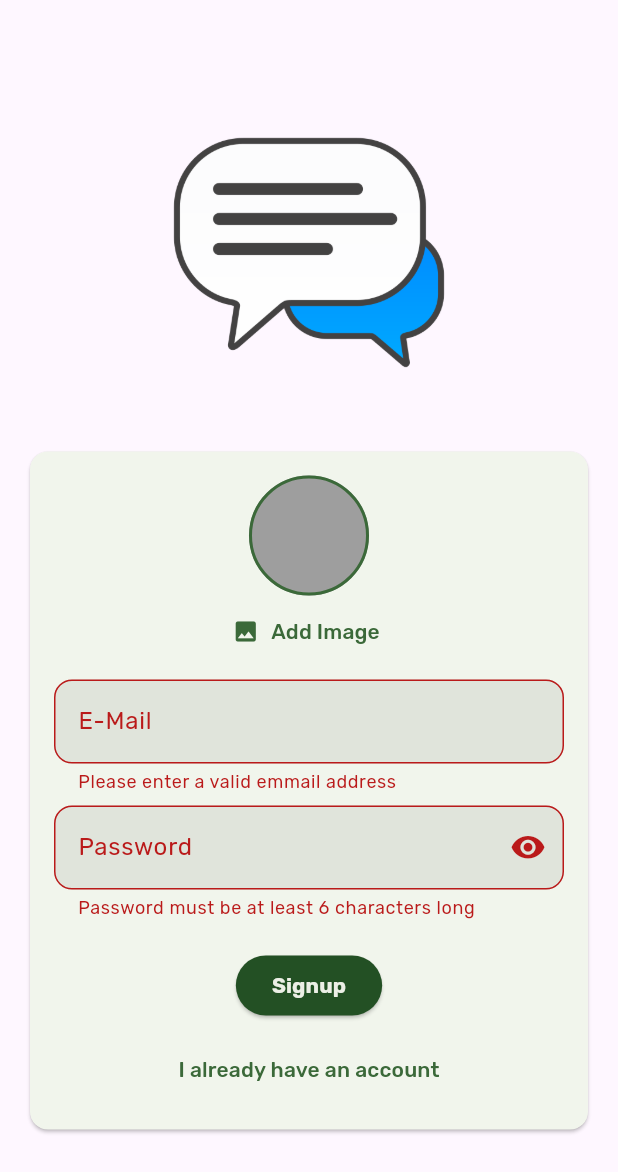
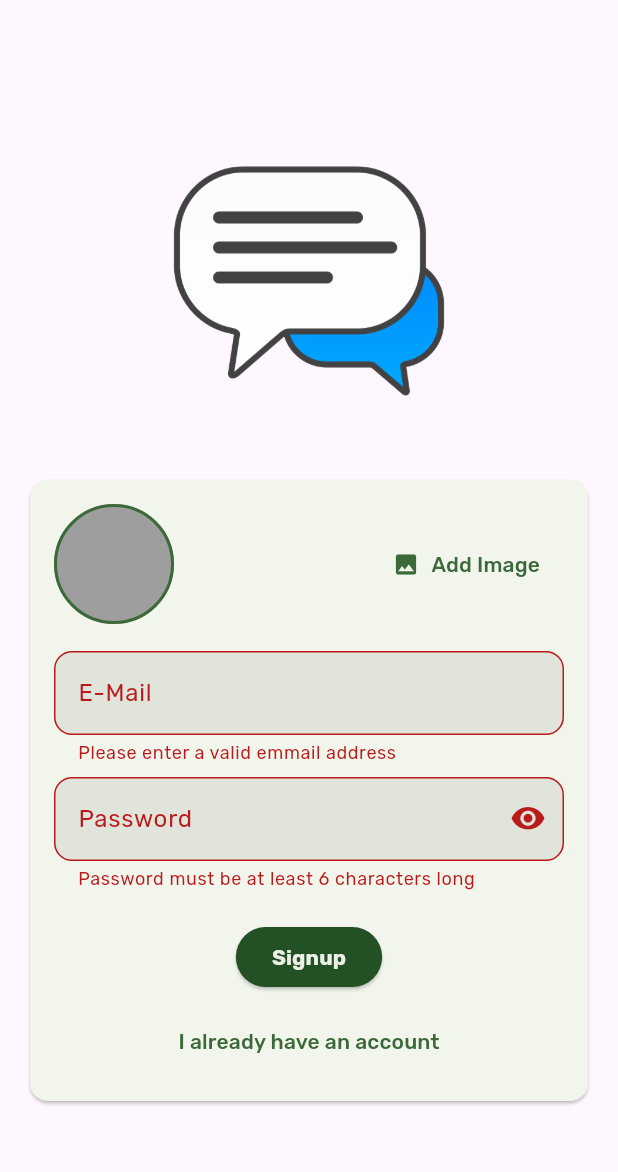
Before and after one commit to FatihYigit35/chat_app, a Flutter app: the screen it shows after launch, after a tap on "Login", after a tap on "Create an account", on a phone screen of 412 x 824 dp. Shown: the top 1172 px of the screen. Run offline on Flutter 3.47's test engine with Material 3 defaults, Android fonts, the phone set to English and light mode, and no system bars; our stand-ins replace cloud_firestore, firebase_auth, firebase_core, firebase_storage, google_fonts, image_picker; accounts and stored records are empty; generated files the repository leaves out were written again.

Commit message:
image picker widget redesigned

```diff
--- a/lib/widgets/user_image_picker.dart
+++ b/lib/widgets/user_image_picker.dart
@@ -35,7 +35,10 @@ class _UserImagePickerState extends State<UserImagePicker> {
 
   @override
   Widget build(BuildContext context) {
-    return Column(
+    return Padding(
+      padding: const EdgeInsets.only(bottom: 10),
+      child: Row(
+        mainAxisAlignment: MainAxisAlignment.spaceBetween,
         children: [
           CircleAvatar(
             radius: 40,
@@ -63,6 +66,7 @@ class _UserImagePickerState extends State<UserImagePicker> {
             ),
           ),
         ],
+      ),
     );
   }
 }
```
Lines whose indentation alone changed are shown as unchanged.
